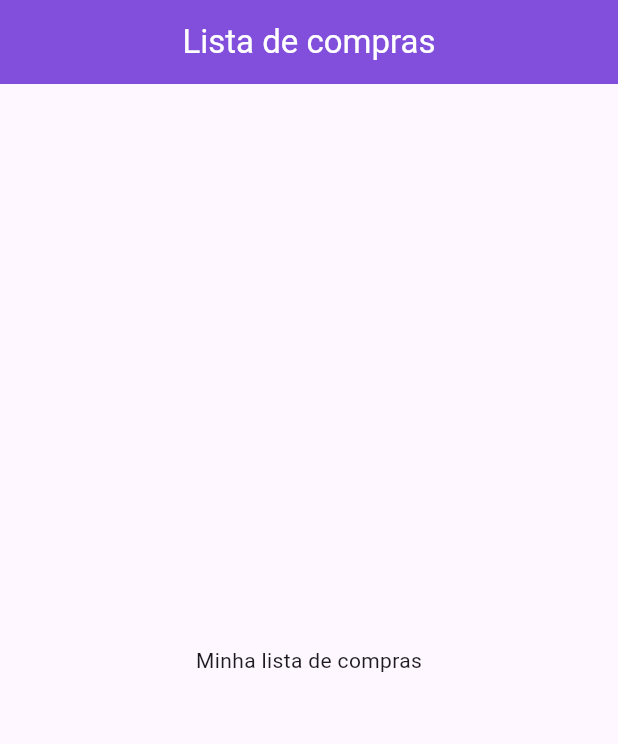
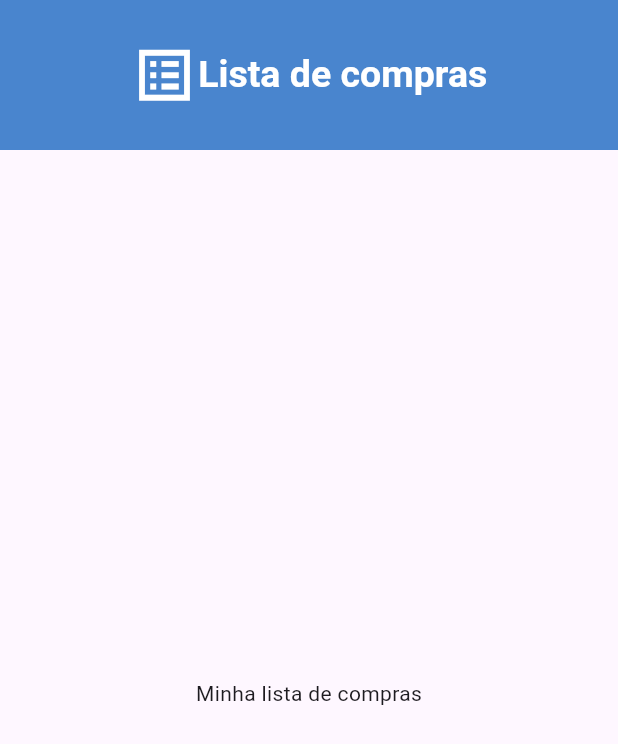
Before and after one commit to Jo-Analyst/month-shopping-app, a Flutter app: the screen it shows after launch, on a phone screen of 412 x 824 dp. Shown: the top 744 px of the screen. Run offline on Flutter 3.47's test engine with Material 2 defaults, Android fonts, the phone set to English and light mode, and no system bars.

Commit message:
implementando o icone do app

```diff
--- a/lib/main.dart
+++ b/lib/main.dart
@@ -14,7 +14,8 @@ class MyApp extends StatelessWidget {
       debugShowCheckedModeBanner: false,
       title: 'Shopping List',
       theme: ThemeData(
-        colorScheme: ColorScheme.fromSeed(seedColor: const Color.fromARGB(255, 130, 78, 220)),
+        primaryColor: const Color.fromARGB(255, 73, 133, 206),
+        // colorScheme: ColorScheme.fromSeed(seedColor: const Color.fromARGB(255, 130, 78, 220)),
         useMaterial3: true,
       ),
       home: const ShoppingListAppPage(),
--- a/lib/pages/shopping_list_page.dart
+++ b/lib/pages/shopping_list_page.dart
@@ -12,9 +12,23 @@ class _ShoppingListAppPageState extends State<ShoppingListAppPage> {
   Widget build(BuildContext context) {
     return Scaffold(
       appBar: AppBar(
+        toolbarHeight: 100,
         centerTitle: true,
-        title: const Text("Lista de compras", style: TextStyle(color: Colors.white),),
-        backgroundColor: const Color.fromARGB(255, 130, 78, 220),
+        title: const Row(
+          mainAxisAlignment: MainAxisAlignment.center,
+          children: [
+            Icon(
+              Icons.list_alt_sharp,
+              color: Colors.white,
+              size: 45,
+            ),
+            Text(
+              "Lista de compras",
+              style: TextStyle(color: Colors.white, fontSize: 25, fontWeight: FontWeight.w700),
+            ),
+          ],
+        ),
+        backgroundColor: Theme.of(context).primaryColor,
       ),
       body: const Center(
         child: Text("Minha lista de compras"),
```
Also changed, not shown: 6 other files.
